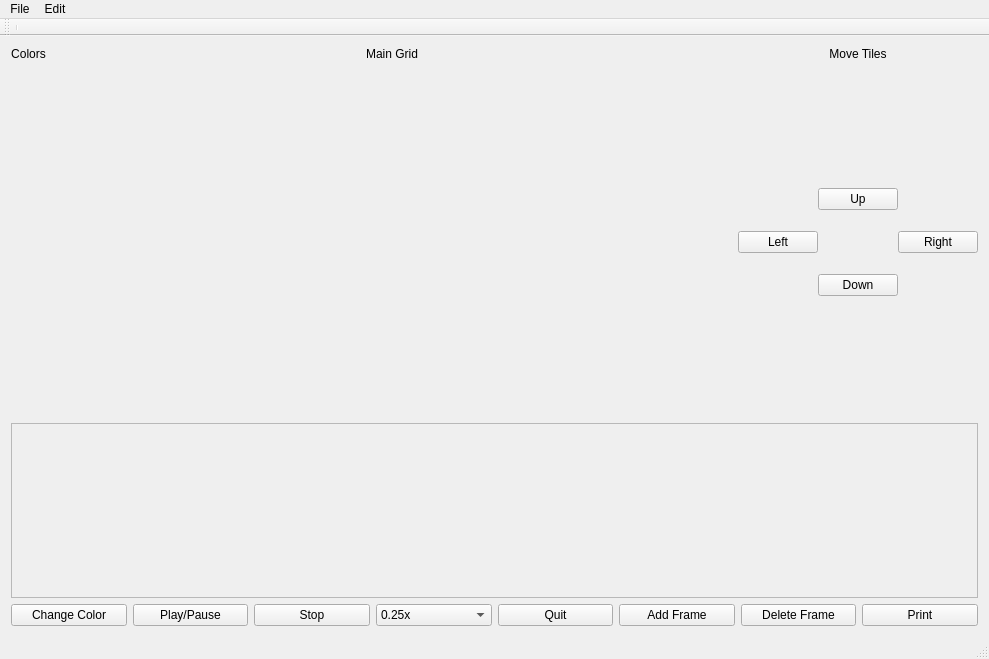
Before: the Qt Designer form Goofy-Lights-Editor/mainwindow.ui in UI-CS383-Team-1/Goofy-Lights-Editor, drawn with Qt 5.
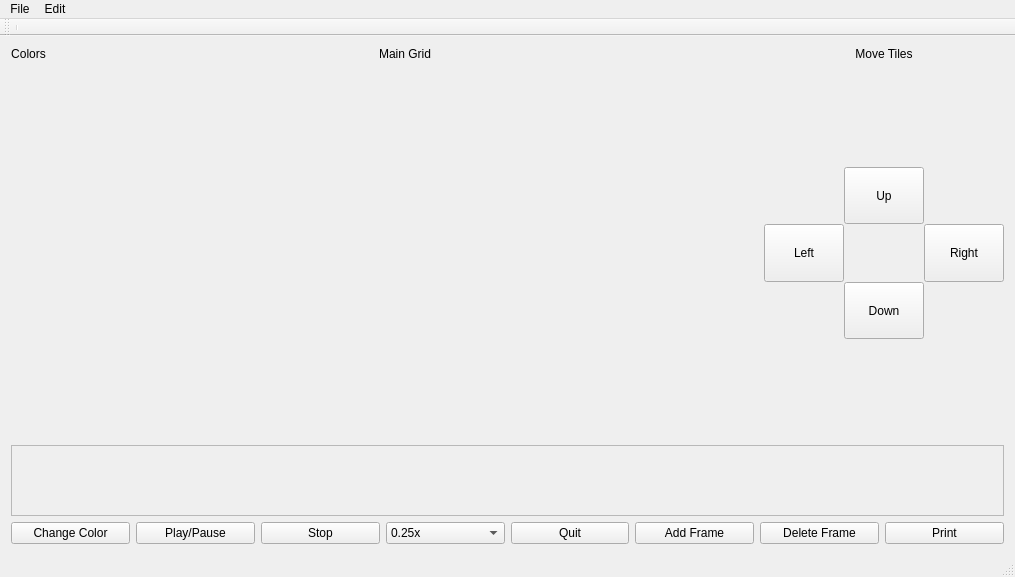
After: the same form once the commit is applied.

```diff
--- a/Goofy-Lights-Editor/mainwindow.ui
+++ b/Goofy-Lights-Editor/mainwindow.ui
@@ -6,8 +6,8 @@
    <rect>
     <x>0</x>
     <y>0</y>
-    <width>989</width>
-    <height>659</height>
+    <width>1015</width>
+    <height>577</height>
    </rect>
   </property>
   <property name="windowTitle">
@@ -17,93 +17,17 @@
    <property name="layoutDirection">
     <enum>Qt::LeftToRight</enum>
    </property>
-   <layout class="QGridLayout" name="gridLayout" rowminimumheight="0,0,175,0">
-    <item row="0" column="0">
-     <widget class="QLabel" name="label">
-      <property name="text">
-       <string>Colors</string>
+   <layout class="QGridLayout" name="gridLayout">
+    <item row="1" column="1">
+     <widget class="QWidget" name="GridWidget" native="true">
+      <property name="sizePolicy">
+       <sizepolicy hsizetype="Expanding" vsizetype="Expanding">
+        <horstretch>0</horstretch>
+        <verstretch>0</verstretch>
+       </sizepolicy>
       </property>
-      <property name="alignment">
-       <set>Qt::AlignCenter</set>
-      </property>
      </widget>
     </item>
-    <item row="0" column="1">
-     <widget class="QLabel" name="GridLabel">
-      <property name="text">
-       <string>Main Grid</string>
-      </property>
-      <property name="alignment">
-       <set>Qt::AlignCenter</set>
-      </property>
-     </widget>
-    </item>
-    <item row="0" column="2">
-     <widget class="QLabel" name="MovementLabel">
-      <property name="text">
-       <string>Move Tiles</string>
-      </property>
-      <property name="alignment">
-       <set>Qt::AlignCenter</set>
-      </property>
-     </widget>
-    </item>
-    <item row="1" column="2">
-     <layout class="QGridLayout" name="gridLayout_8">
-      <property name="sizeConstraint">
-       <enum>QLayout::SetDefaultConstraint</enum>
-      </property>
-      <property name="topMargin">
-       <number>100</number>
-      </property>
-      <property name="bottomMargin">
-       <number>100</number>
-      </property>
-      <property name="spacing">
-       <number>0</number>
-      </property>
-      <item row="5" column="0">
-       <widget class="QPushButton" name="LeftButton">
-        <property name="toolTip">
-         <string>&lt;html&gt;&lt;head/&gt;&lt;body&gt;&lt;p&gt;Shift all squares &lt;span style=&quot; font-weight:600;&quot;&gt;Left&lt;/span&gt; one square&lt;/p&gt;&lt;/body&gt;&lt;/html&gt;</string>
-        </property>
-        <property name="text">
-         <string>Left</string>
-        </property>
-       </widget>
-      </item>
-      <item row="5" column="2">
-       <widget class="QPushButton" name="RightButton">
-        <property name="toolTip">
-         <string>&lt;html&gt;&lt;head/&gt;&lt;body&gt;&lt;p&gt;Shift all squares &lt;span style=&quot; font-weight:600;&quot;&gt;Right&lt;/span&gt; one square&lt;/p&gt;&lt;/body&gt;&lt;/html&gt;</string>
-        </property>
-        <property name="text">
-         <string>Right</string>
-        </property>
-       </widget>
-      </item>
-      <item row="4" column="1">
-       <widget class="QPushButton" name="UpButton">
-        <property name="toolTip">
-         <string>&lt;html&gt;&lt;head/&gt;&lt;body&gt;&lt;p&gt;Shift all squares &lt;span style=&quot; font-weight:600;&quot;&gt;Up&lt;/span&gt; one square&lt;/p&gt;&lt;/body&gt;&lt;/html&gt;</string>
-        </property>
-        <property name="text">
-         <string>Up</string>
-        </property>
-       </widget>
-      </item>
-      <item row="6" column="1">
-       <widget class="QPushButton" name="DownButton">
-        <property name="toolTip">
-         <string>&lt;html&gt;&lt;head/&gt;&lt;body&gt;&lt;p&gt;Shift all squares &lt;span style=&quot; font-weight:600;&quot;&gt;Down&lt;/span&gt; one square&lt;/p&gt;&lt;/body&gt;&lt;/html&gt;</string>
-        </property>
-        <property name="text">
-         <string>Down</string>
-        </property>
-       </widget>
-      </item>
-     </layout>
-    </item>
     <item row="3" column="0" colspan="3">
      <layout class="QHBoxLayout" name="Buttons">
       <item>
@@ -214,15 +138,8 @@
       </item>
      </layout>
     </item>
-    <item row="1" column="1">
-     <widget class="QWidget" name="GridWidget" native="true">
-      <property name="sizePolicy">
-       <sizepolicy hsizetype="Expanding" vsizetype="Expanding">
-        <horstretch>0</horstretch>
-        <verstretch>0</verstretch>
-       </sizepolicy>
-      </property>
-     </widget>
+    <item row="1" column="0">
+     <layout class="QVBoxLayout" name="ColorWidget"/>
     </item>
     <item row="2" column="0" colspan="3">
      <widget class="QScrollArea" name="animationArea">
@@ -252,8 +169,8 @@
         <rect>
          <x>0</x>
          <y>0</y>
-         <width>969</width>
-         <height>173</height>
+         <width>995</width>
+         <height>69</height>
         </rect>
        </property>
        <property name="sizePolicy">
@@ -266,8 +183,115 @@
       </widget>
      </widget>
     </item>
-    <item row="1" column="0">
-     <layout class="QVBoxLayout" name="ColorWidget"/>
+    <item row="0" column="2">
+     <widget class="QLabel" name="MovementLabel">
+      <property name="text">
+       <string>Move Tiles</string>
+      </property>
+      <property name="alignment">
+       <set>Qt::AlignCenter</set>
+      </property>
+     </widget>
+    </item>
+    <item row="0" column="1">
+     <widget class="QLabel" name="GridLabel">
+      <property name="text">
+       <string>Main Grid</string>
+      </property>
+      <property name="alignment">
+       <set>Qt::AlignCenter</set>
+      </property>
+     </widget>
+    </item>
+    <item row="0" column="0">
+     <widget class="QLabel" name="label">
+      <property name="text">
+       <string>Colors</string>
+      </property>
+      <property name="alignment">
+       <set>Qt::AlignCenter</set>
+      </property>
+     </widget>
+    </item>
+    <item row="1" column="2">
+     <layout class="QGridLayout" name="gridLayout_8">
+      <property name="sizeConstraint">
+       <enum>QLayout::SetDefaultConstraint</enum>
+      </property>
+      <property name="topMargin">
+       <number>100</number>
+      </property>
+      <property name="bottomMargin">
+       <number>100</number>
+      </property>
+      <property name="spacing">
+       <number>0</number>
+      </property>
+      <item row="5" column="0">
+       <widget class="QPushButton" name="LeftButton">
+        <property name="sizePolicy">
+         <sizepolicy hsizetype="Minimum" vsizetype="Minimum">
+          <horstretch>0</horstretch>
+          <verstretch>0</verstretch>
+         </sizepolicy>
+        </property>
+        <property name="toolTip">
+         <string>&lt;html&gt;&lt;head/&gt;&lt;body&gt;&lt;p&gt;Shift all squares &lt;span style=&quot; font-weight:600;&quot;&gt;Left&lt;/span&gt; one square&lt;/p&gt;&lt;/body&gt;&lt;/html&gt;</string>
+        </property>
+        <property name="text">
+         <string>Left</string>
+        </property>
+       </widget>
+      </item>
+      <item row="5" column="2">
+       <widget class="QPushButton" name="RightButton">
+        <property name="sizePolicy">
+         <sizepolicy hsizetype="Minimum" vsizetype="Minimum">
+          <horstretch>0</horstretch>
+          <verstretch>0</verstretch>
+         </sizepolicy>
+        </property>
+        <property name="toolTip">
+         <string>&lt;html&gt;&lt;head/&gt;&lt;body&gt;&lt;p&gt;Shift all squares &lt;span style=&quot; font-weight:600;&quot;&gt;Right&lt;/span&gt; one square&lt;/p&gt;&lt;/body&gt;&lt;/html&gt;</string>
+        </property>
+        <property name="text">
+         <string>Right</string>
+        </property>
+       </widget>
+      </item>
+      <item row="4" column="1">
+       <widget class="QPushButton" name="UpButton">
+        <property name="sizePolicy">
+         <sizepolicy hsizetype="Minimum" vsizetype="Minimum">
+          <horstretch>0</horstretch>
+          <verstretch>0</verstretch>
+         </sizepolicy>
+        </property>
+        <property name="toolTip">
+         <string>&lt;html&gt;&lt;head/&gt;&lt;body&gt;&lt;p&gt;Shift all squares &lt;span style=&quot; font-weight:600;&quot;&gt;Up&lt;/span&gt; one square&lt;/p&gt;&lt;/body&gt;&lt;/html&gt;</string>
+        </property>
+        <property name="text">
+         <string>Up</string>
+        </property>
+       </widget>
+      </item>
+      <item row="6" column="1">
+       <widget class="QPushButton" name="DownButton">
+        <property name="sizePolicy">
+         <sizepolicy hsizetype="Minimum" vsizetype="Minimum">
+          <horstretch>0</horstretch>
+          <verstretch>0</verstretch>
+         </sizepolicy>
+        </property>
+        <property name="toolTip">
+         <string>&lt;html&gt;&lt;head/&gt;&lt;body&gt;&lt;p&gt;Shift all squares &lt;span style=&quot; font-weight:600;&quot;&gt;Down&lt;/span&gt; one square&lt;/p&gt;&lt;/body&gt;&lt;/html&gt;</string>
+        </property>
+        <property name="text">
+         <string>Down</string>
+        </property>
+       </widget>
+      </item>
+     </layout>
     </item>
    </layout>
   </widget>
@@ -276,8 +300,8 @@
     <rect>
      <x>0</x>
      <y>0</y>
-     <width>989</width>
-     <height>22</height>
+     <width>1015</width>
+     <height>21</height>
     </rect>
    </property>
    <widget class="QMenu" name="menuFile">
```
